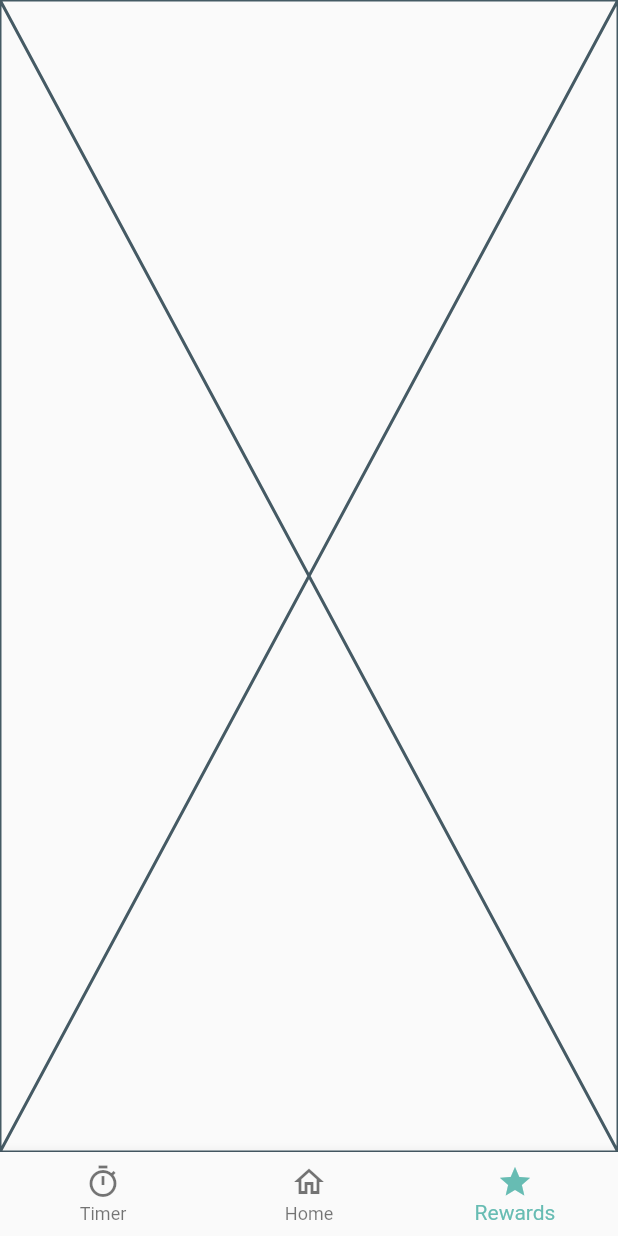
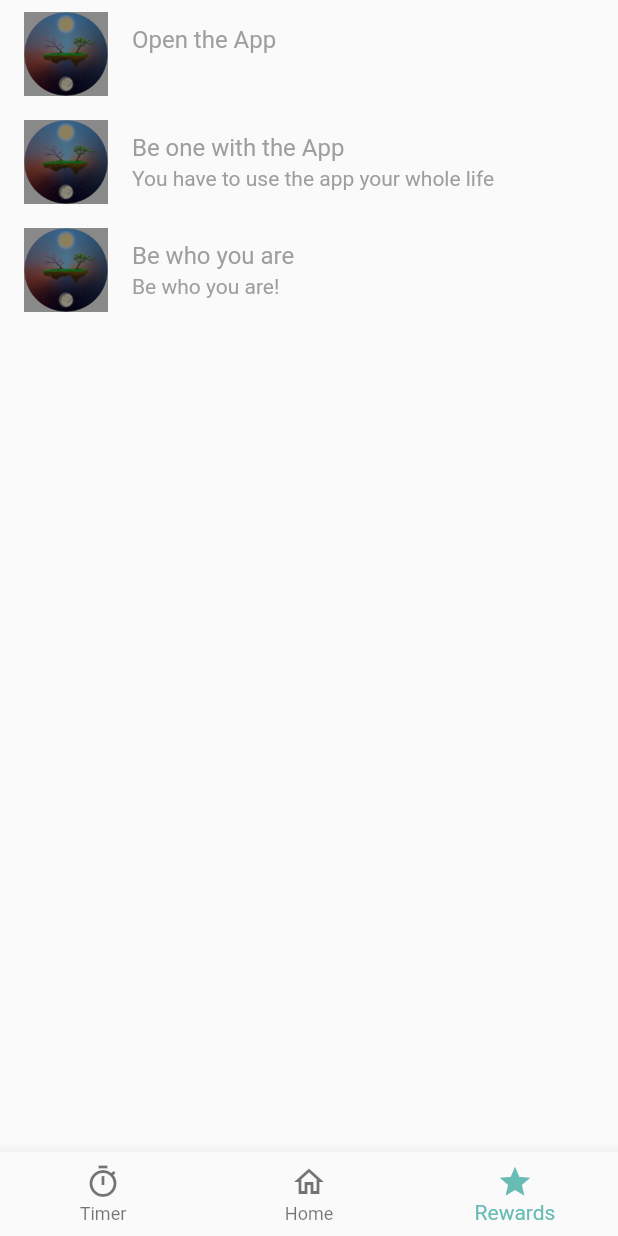
Before and after one commit to lucianojung/Sleepy_Head, a Flutter app: the screen it shows after launch, swiped to page 3, on a phone screen of 412 x 824 dp. Run offline on Flutter 3.47's test engine with Material 2 defaults, Android fonts, the phone set to English and light mode, and no system bars; our stand-ins replace awesome_notifications, introduction_screen, shared_preferences; missing offline and left inert: duration_picker, time_range_picker; generated files the repository leaves out were written again.

Commit message:
Create Savable and Unlockable Rewards and a Reward Home View

```diff
--- /dev/null
+++ b/lib/models/reward.dart
@@ -0,0 +1,31 @@
+class Reward {
+  var id = -1;
+  var name = 'Default';
+  var rewardDescription = '';
+  String imagePath = 'assets/images/day-night.png';
+  var unlockDescription = '';
+
+  Reward({id, name, rewardDescription, imagePath, unlockDescription}){
+    this.id = id ?? this.id;
+    this.name = name ?? this.name;
+    this.rewardDescription = rewardDescription ?? this.rewardDescription;
+    this.imagePath = imagePath ?? this.imagePath;
+    this.unlockDescription = unlockDescription ?? this.unlockDescription;
+  }
+
+  Map<String, dynamic> toJson() => {
+    'id': id,
+    'name': name,
+    'rewardDescription': rewardDescription,
+    'imagePath': imagePath,
+    'unlockDescription': unlockDescription,
+  };
+
+  Reward.fromJson(Map<String, dynamic> json)
+      : id = json['id'] ?? -1,
+        name = json['name'] ?? '',
+        rewardDescription = json['rewardDescription'] ?? '',
+        imagePath = json['imagePath'],
+        unlockDescription = json['unlockDescription'] ?? ''
+  ;
+}
--- /dev/null
+++ b/lib/models/user_reward.dart
@@ -0,0 +1,26 @@
+import 'package:sleepy_head/models/reward.dart';
+import 'package:sleepy_head/models/user_data.dart';
+
+class UserReward {
+  UserData user = UserData();
+  Reward reward = Reward();
+  bool unlocked = false;
+
+  UserReward({user, reward, unlocked}){
+    this.user = user ?? this.user;
+    this.reward = reward ?? this.reward;
+    this.unlocked = unlocked ?? this.unlocked;
+  }
+
+  Map<String, dynamic> toJson() => {
+    'user': user.toJson(),
+    'reward': reward.toJson(),
+    'unlocked': unlocked,
+  };
+
+  UserReward.fromJson(Map<String, dynamic> json)
+      : user = UserData.fromJson(json['user'] ?? '{}'),
+        reward = Reward.fromJson(json['reward'] ?? '{}'),
+        unlocked = json['unlocked'] ?? false
+  ;
+}
--- /dev/null
+++ b/lib/services/user_reward_provider.dart
@@ -0,0 +1,106 @@
+import 'package:flutter/material.dart';
+import 'package:shared_preferences/shared_preferences.dart';
+import 'package:sleepy_head/models/user_data.dart';
+import 'package:sleepy_head/models/user_reward.dart';
+import 'package:sleepy_head/models/reward.dart';
+
+import 'dart:convert';
+
+class UserRewardProvider extends ChangeNotifier {
+  List<UserReward> _userRewards = [];
+  List<Reward> _rewards = [
+    Reward(
+        id: 0,
+        name: 'Open the App',
+        rewardDescription: 'You managed to open the app'),
+    Reward(
+        id: 1,
+        name: 'Be one with the App',
+        unlockDescription: 'You have to use the app your whole life'),
+    Reward(
+        id: 2,
+        name: 'Be who you are',
+        unlockDescription: 'Be who you are!'),
+  ];
+
+  List<UserReward> get userRewards => _userRewards;
+
+  UserRewardProvider() {
+    initialState();
+  }
+
+  void initialState() {
+    syncDataWithProvider();
+  }
+
+  // additional getters
+
+  // CRUD Methods for local Variables
+
+  void unlockUserReward(int userId, int rewardId) {
+    _userRewards
+        .firstWhere((element) =>
+            element.user.id == userId && element.reward.id == rewardId)
+        .unlocked = true;
+
+    updateSharedPrefrences();
+    notifyListeners();
+  }
+
+  void lockUserReward(int userId, int rewardId) {
+    _userRewards
+        .firstWhere((element) =>
+            element.user.id == userId && element.reward.id == rewardId)
+        .unlocked = false;
+
+    updateSharedPrefrences();
+    notifyListeners();
+  }
+
+  void addUnlockableReward(Reward reward, {UserData? user}) {
+    _userRewards.add(
+      UserReward(user: user ?? UserData(), reward: reward, unlocked: false),
+    );
+
+    updateSharedPrefrences();
+    notifyListeners();
+  }
+
+  void removeRewardById(int rewardId) {
+    _userRewards.removeWhere((element) => element.reward.id == rewardId);
+
+    updateSharedPrefrences();
+    notifyListeners();
+  }
+
+  // shared preference Methods
+
+  void updateSharedPrefrences() async {
+    List<String> userRewardStringList =
+        List<String>.from(_userRewards.map((x) => json.encode(x.toJson())));
+    SharedPreferences prefs = await SharedPreferences.getInstance();
+
+    await prefs.setStringList('userRewards', userRewardStringList);
+    notifyListeners();
+  }
+
+  Future syncDataWithProvider() async {
+    SharedPreferences prefs = await SharedPreferences.getInstance();
+    var result = prefs.getStringList('userRewards');
+
+    if (result != null) {
+      _userRewards = List<UserReward>.from(
+          result.map((x) => UserReward.fromJson(json.decode(x))));
+    }
+    for (var reward in _rewards) {
+      Reward correspondingReward = _userRewards.firstWhere((userReward) => userReward.reward.id == reward.id, orElse: () => UserReward()).reward;
+      if (correspondingReward.id == -1) {
+        addUnlockableReward(reward);
+      } else {
+        print(correspondingReward.id);
+      }
+      print('added');
+    }
+    notifyListeners();
+  }
+}
--- a/lib/utils/notification_utils.dart
+++ b/lib/utils/notification_utils.dart
@@ -1,3 +1,5 @@
+import 'dart:io';
+
 import 'package:awesome_notifications/awesome_notifications.dart';
 import 'package:flutter/cupertino.dart';
 import 'package:provider/provider.dart';
@@ -7,6 +9,7 @@ import '../services/user_data_provider.dart';
 class NotificationUtils {
 
   static scheduleBedTimePushNotification(BuildContext context) async {
+    if(Platform.isAndroid || Platform.isIOS) {
       AwesomeNotifications().createNotification(
           content: NotificationContent(
               id: 1,
@@ -18,5 +21,8 @@ class NotificationUtils {
           schedule: NotificationCalendar.fromDate(
               date: Provider.of<UserDataProvider>(context, listen: false)
                   .bedTimeSchedule));
+    } else {
+      print('schedule BedTime Alarm is not possible. Plattform is neither Android nor IOS');
     }
   }
+}
--- a/lib/views/home_view.dart
+++ b/lib/views/home_view.dart
@@ -2,6 +2,7 @@ import 'package:flutter/material.dart';
 
 import 'package:flutter_gen/gen_l10n/app_localizations.dart';
 import 'package:sleepy_head/services/app_config_provider.dart';
+import 'package:sleepy_head/views/rewards_home_view.dart';
 import 'package:sleepy_head/views/timer_home_view.dart';
 import 'package:provider/provider.dart';
 
@@ -33,7 +34,7 @@ class _HomeViewState extends State<HomeView> {
     List<Widget> _pages = <Widget>[
       TimerHomeView(),
       HomeHomeView(),
-      const Placeholder(),
+      RewardsHomeView()
     ];
     return SafeArea(
       child: Scaffold(
--- /dev/null
+++ b/lib/views/rewards_home_view.dart
@@ -0,0 +1,38 @@
+import 'package:flutter/material.dart';
+import 'package:provider/provider.dart';
+import 'package:sleepy_head/services/user_reward_provider.dart';
+
+class RewardsHomeView extends StatefulWidget {
+  RewardsHomeView({Key? key}) : super(key: key);
+
+  @override
+  _RewardsHomeViewState createState() => _RewardsHomeViewState();
+}
+
+class _RewardsHomeViewState extends State<RewardsHomeView> {
+  @override
+  Widget build(BuildContext context) {
+    return Consumer<UserRewardProvider>(
+      builder: (context, data, _) => ListView.builder(
+        itemCount: data.userRewards.length,
+        itemBuilder: (context, index) {
+          var reward = data.userRewards[index].reward;
+          var unlocked = data.userRewards[index].unlocked;
+          return ListTile(
+          title: Text(reward.name, style: listTileTextStyle(unlocked)),
+          subtitle: Text(reward.unlockDescription, style: listTileTextStyle(unlocked)),
+          leading: SizedBox(child: Image.asset(reward.imagePath, colorBlendMode: BlendMode.darken, color: unlocked ? Colors.white : Colors.black45,)),
+          // onTap: (() => Provider.of<UserRewardProvider>(context, listen: false).addUnlockableReward(Reward(id: -1, name: data.userRewards[index].reward.name))),
+          onTap: (() => Provider.of<UserRewardProvider>(context, listen: false).unlockUserReward(-1, reward.id)),
+        );
+        },
+      ),
+    );
+  }
+
+  TextStyle listTileTextStyle(bool unlocked) {
+    return unlocked ?
+        TextStyle(color: Colors.black) :
+        TextStyle(color: Colors.grey);
+  }
+}
```
Also changed, not shown: lib/main.dart (+11 -3 lines). Lines whose indentation alone changed are shown as unchanged.
